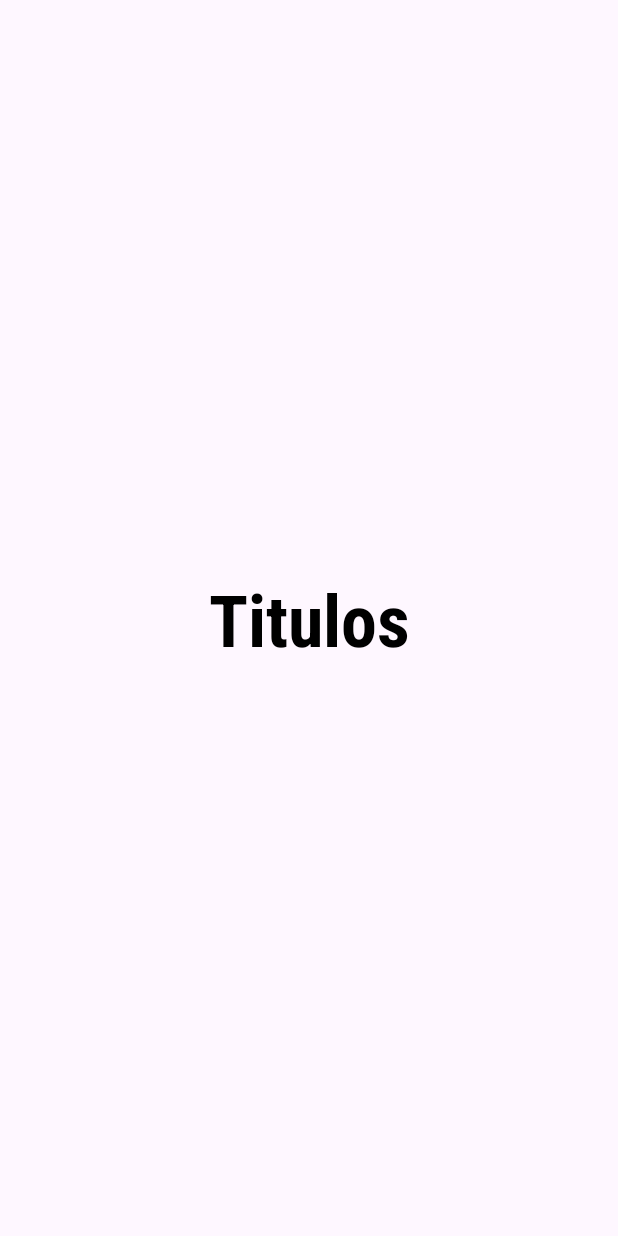
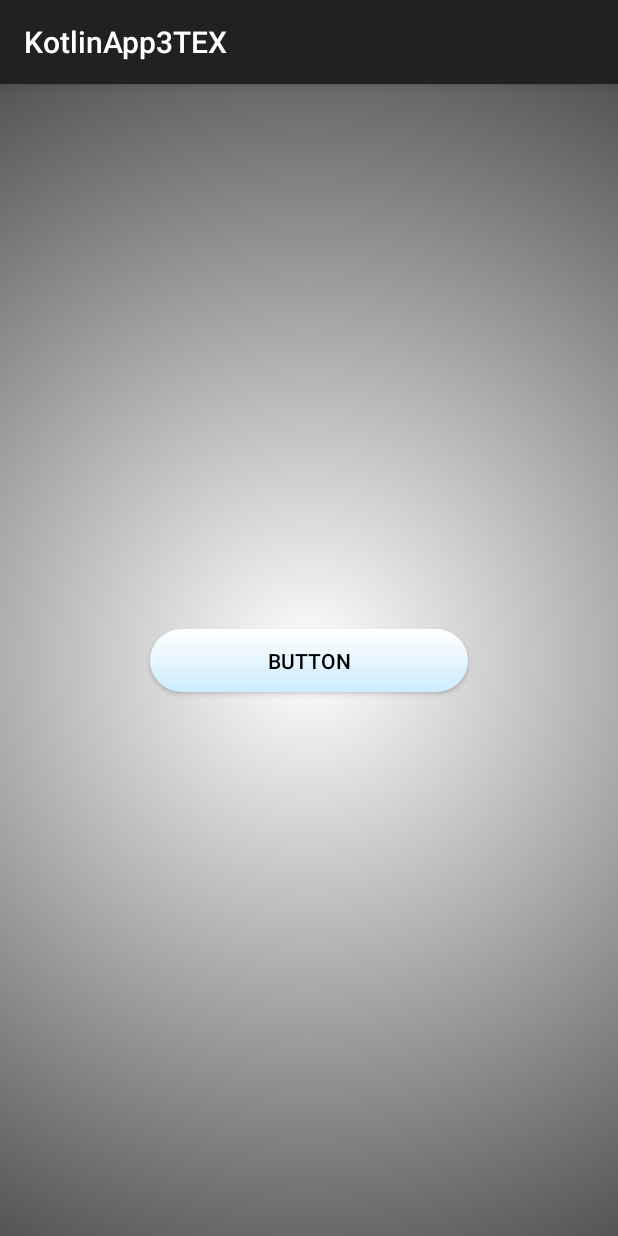
Before and after one commit to EdrhianValerioITICB/KotlinApp3TEX, an Android app: the screen it shows after launch (MainActivity), on a phone screen of 412 x 824 dp. Run offline under Robolectric (Android 15) with nearby library versions, the phone set to English and light mode, and no system bars.

Commit message:
Update style and themes Add background light and button background

```diff
--- /dev/null
+++ b/app/src/main/res/drawable/background_light.xml
@@ -0,0 +1,10 @@
+<?xml version = "1.0" encoding = "utf-8" ?>
+<shape xmlns:android = "http://schemas.android.com/apk/res/android">
+
+    <gradient
+        android:startColor = "#FFFFFF"
+        android:endColor = "#000000"
+        android:gradientRadius="650dp"
+        android:type="radial"
+        android:angle = "0" />
+</shape>
--- /dev/null
+++ b/app/src/main/res/drawable/button_background_light.xml
@@ -0,0 +1,12 @@
+<?xml version = "1.0" encoding = "utf-8" ?>
+<shape xmlns:android = "http://schemas.android.com/apk/res/android">
+
+    <corners
+        android:radius="30dp" />
+    <gradient
+        android:endColor = "#FFFFFF"
+        android:startColor = "#CCECFD"
+        android:centerY="0.5"
+        android:type="linear"
+        android:angle = "90" />
+</shape>
--- a/app/src/main/res/layout/activity_main.xml
+++ b/app/src/main/res/layout/activity_main.xml
@@ -4,16 +4,22 @@
     xmlns:tools="http://schemas.android.com/tools"
     android:layout_width="match_parent"
     android:layout_height="match_parent"
-    tools:context=".MainActivity">
+    android:background="@drawable/background_light">
 
-    <TextView
-        style="@style/txt_titles"
-        android:layout_width="wrap_content"
-        android:layout_height="wrap_content"
-        android:text="@string/title"
+    <Button
+        android:id="@+id/button"
+        android:layout_width="212dp"
+        android:layout_height="42dp"
+        android:background="@drawable/button_background_light"
+        android:backgroundTint="@null"
+        android:cornerRadius="30dp"
+        android:shadowColor="@color/fondo1"
+        android:shadowDy="10000"
+        android:shadowRadius="1000"
+        android:text="Button"
+        android:textColor="@color/fondo1"
         app:layout_constraintBottom_toBottomOf="parent"
         app:layout_constraintEnd_toEndOf="parent"
         app:layout_constraintStart_toStartOf="parent"
         app:layout_constraintTop_toTopOf="parent" />
-
 </androidx.constraintlayout.widget.ConstraintLayout>
--- a/app/src/main/res/values/styles.xml
+++ b/app/src/main/res/values/styles.xml
@@ -6,4 +6,10 @@
         <item name="android:textSize">48dp</item>
         <item name="android:textAlignment">center</item>
     </style>
+    <style name="txt_text" parent="TextAppearance.AppCompat">
+        <item name="android:textColor">@color/txt</item>
+        <item name="android:fontFamily">@font/roboto_condensed_regular</item>
+        <item name="android:textSize">48dp</item>
+        <item name="android:textAlignment">center</item>
+    </style>
 </resources>
--- a/app/src/main/res/values/themes.xml
+++ b/app/src/main/res/values/themes.xml
@@ -1,6 +1,6 @@
 <resources xmlns:tools="http://schemas.android.com/tools">
     <!-- Base application theme. -->
-    <style name="Base.Theme.KotlinApp3TEX" parent="Theme.Material3.DayNight.NoActionBar">
+    <style name="Base.Theme.KotlinApp3TEX" parent="Theme.AppCompat">
         <!-- Customize your light theme here. -->
         <!-- <item name="colorPrimary">@color/my_light_primary</item> -->
     </style>
```
